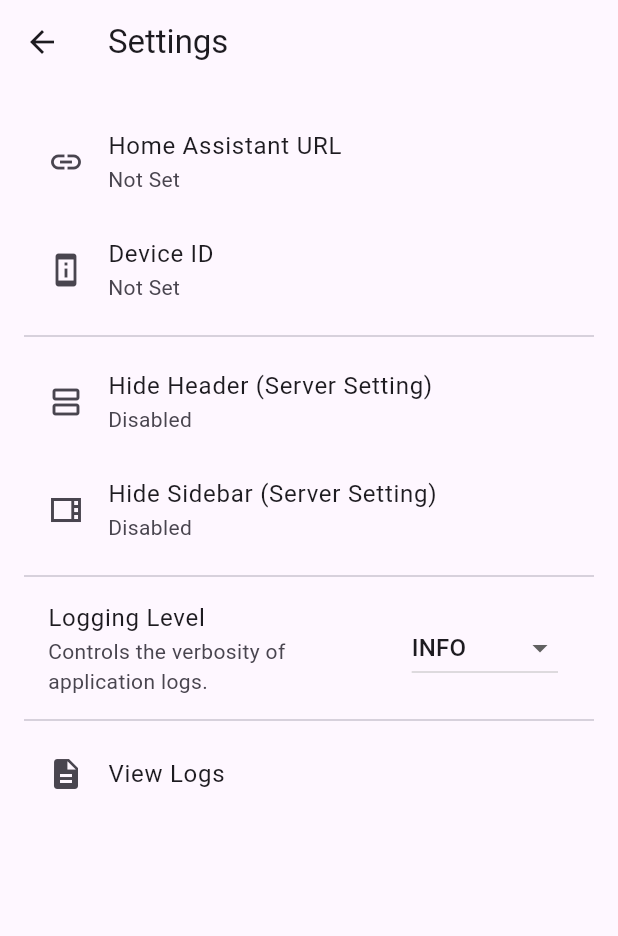
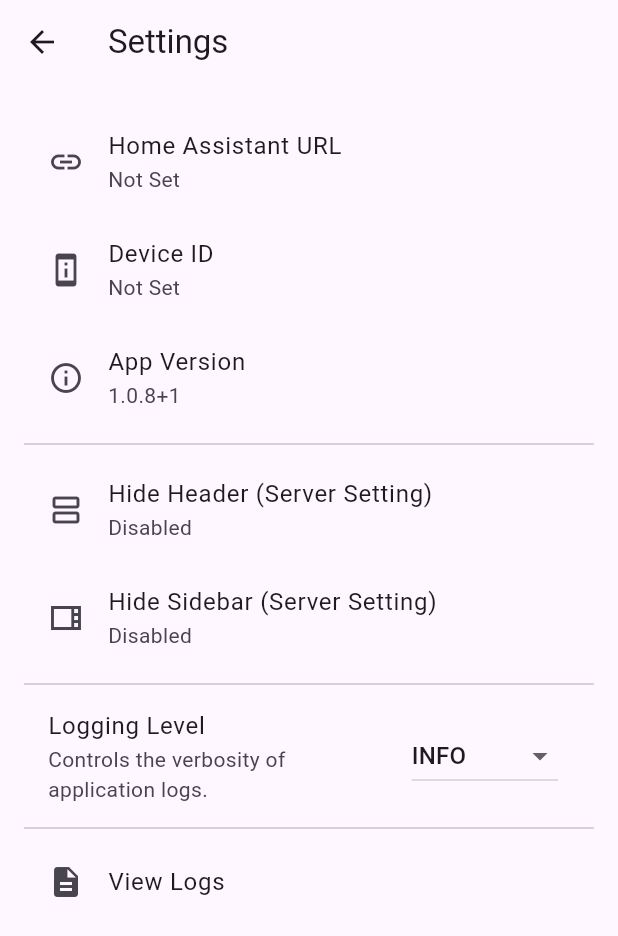
Before and after one commit to michelle-avery/rad-cross-platform, a Flutter app: the SettingsScreen screen opened directly, on a phone screen of 412 x 824 dp. Shown: the top 936 px of the screen. Run offline on Flutter 3.47's test engine with Material 3 defaults, Android fonts, the phone set to English and light mode, and no system bars; our stand-ins replace device_info_plus, flutter_secure_storage, flutter_svg, package_info_plus, share_plus, shared_preferences and 2 more; missing offline and left inert: flutter_inappwebview; accounts and stored records are empty.

Commit message:
Log app version and show it on settings screen. (#2)

```diff
--- a/lib/providers/app_state_provider.dart
+++ b/lib/providers/app_state_provider.dart
@@ -5,6 +5,7 @@
 import 'package:shared_preferences/shared_preferences.dart';
 import 'package:uuid/uuid.dart';
 import 'package:logging/logging.dart';
+import 'package:package_info_plus/package_info_plus.dart';
 import '../services/auth_service.dart';
 import '../services/websocket_service.dart';
 
@@ -17,6 +18,7 @@
   String? _hostName = "Unknown";
   bool? _hideHeader;
   bool? _hideSidebar;
+  String? _appVersion;
 
   final AuthService _authService;
 
@@ -31,6 +33,7 @@
   String? get hostName => _hostName;
   bool get hideHeader => _hideHeader ?? false;
   bool get hideSidebar => _hideSidebar ?? false;
+  String? get appVersion => _appVersion;
 
   AppStateProvider(this._authService) {
     _log.fine('Constructor called.');
@@ -39,6 +42,7 @@
 
   Future<void> _initialize() async {
     await _loadSavedState();
+    await _loadAppVersion();
     _authService.addListener(_handleAuthStateChanged);
     _handleAuthStateChanged();
   }
@@ -62,6 +66,17 @@
         'Loaded $_haUrlKey: $_homeAssistantUrl, $_deviceIdKey: $_deviceId, $_hideHeaderKey: $_hideHeader, $_hideSidebarKey: $_hideSidebar');
     _isConfigured = _homeAssistantUrl != null && _homeAssistantUrl!.isNotEmpty;
     _log.info('isConfigured (based on URL): $_isConfigured');
+  }
+
+  Future<void> _loadAppVersion() async {
+    try {
+      final packageInfo = await PackageInfo.fromPlatform();
+      _appVersion = '${packageInfo.version}+${packageInfo.buildNumber}';
+      _log.info('Loaded app version: $_appVersion');
+    } catch (e, s) {
+      _log.severe('Error loading app version: $e', e, s);
+      _appVersion = 'Unknown';
+    }
   }
 
   Future<void> configureInitialDeviceId(String? customDeviceId) async {
--- a/lib/screens/settings_screen.dart
+++ b/lib/screens/settings_screen.dart
@@ -118,6 +118,11 @@
                       subtitle: Text(appState.deviceId ?? 'Not Set'),
                       leading: const Icon(Icons.perm_device_information),
                     ),
+                    ListTile(
+                      title: const Text('App Version'),
+                      subtitle: Text(appState.appVersion ?? 'Unknown'),
+                      leading: const Icon(Icons.info_outline),
+                    ),
                     const Divider(),
                     ListTile(
                       title: const Text('Hide Header (Server Setting)'),
--- a/pubspec.yaml
+++ b/pubspec.yaml
@@ -28,6 +28,7 @@
   wakelock_plus: ^1.3.2
   share_plus: ^11.0.0
   intl: ^0.20.2
+  package_info_plus: ^8.3.0
 
 dependency_overrides:
   # Override with the local path
```
Also changed, not shown: pubspec.lock.
